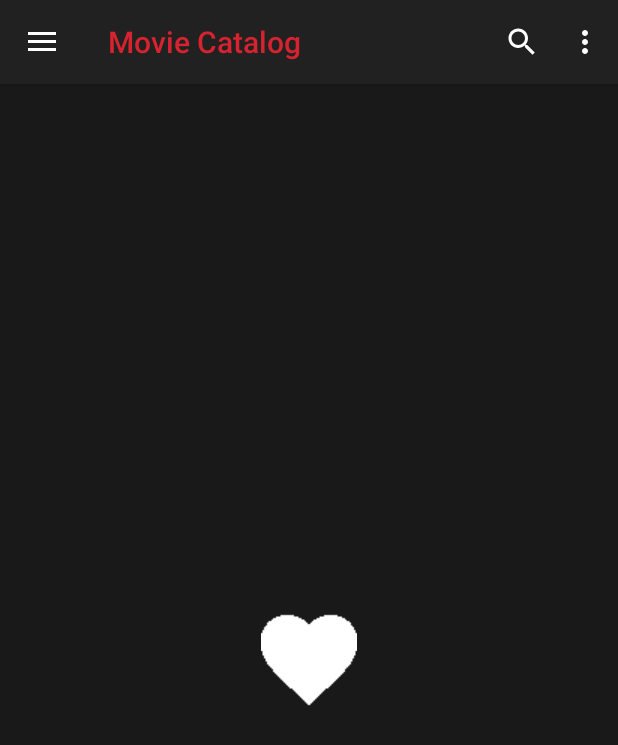
After one commit to rakapermanaptr/MovieCatalog, an Android app: the fragment FavoriteFragment placed in its activity, on a phone screen of 412 x 824 dp. The commit adds this screen. Shown: the top 745 px of the screen. Run offline under Robolectric (Android 15) with nearby library versions, the phone set to English and light mode, and no system bars; our stand-ins replace ButterKnife, CircleImageView; pictures from the network do not load.

Commit message:
added favorite icon

```diff
--- a/app/build.gradle
+++ b/app/build.gradle
@@ -37,5 +37,7 @@ dependencies {
     annotationProcessor 'com.jakewharton:butterknife-compiler:8.8.1'
     implementation 'com.github.bumptech.glide:glide:3.7.0'
     implementation 'de.hdodenhof:circleimageview:2.1.0'
+    implementation 'com.github.ivbaranov:materialfavoritebutton:0.1.4'
+
 
 }
--- a/app/src/main/java/com/example/rakapermanaputra/moviewcatalog/activity/MainActivity.java
+++ b/app/src/main/java/com/example/rakapermanaputra/moviewcatalog/activity/MainActivity.java
@@ -32,6 +32,7 @@ import com.example.rakapermanaputra.moviewcatalog.adapter.MoreNowPlayingAdapter;
 import com.example.rakapermanaputra.moviewcatalog.adapter.MorePopularAdapter;
 import com.example.rakapermanaputra.moviewcatalog.adapter.PopularAdapter;
 import com.example.rakapermanaputra.moviewcatalog.adapter.SearchAdapter;
+import com.example.rakapermanaputra.moviewcatalog.fragment.FavoriteFragment;
 import com.example.rakapermanaputra.moviewcatalog.fragment.HomeFragment;
 import com.example.rakapermanaputra.moviewcatalog.fragment.NowPlayingFragment;
 import com.example.rakapermanaputra.moviewcatalog.fragment.PopularFragment;
@@ -168,6 +169,9 @@ public class MainActivity extends AppCompatActivity
         } else if (id == R.id.nav_upcoming) {
             Toast.makeText(this, R.string.upcoming, Toast.LENGTH_SHORT).show();
             fragment = new UpcomingFragment();
+        } else if (id == R.id.nav_favorite) {
+            Toast.makeText(this, R.string.favorite, Toast.LENGTH_SHORT).show();
+            fragment = new FavoriteFragment();
         } else if (id == R.id.nav_search) {
             Toast.makeText(this, R.string.search, Toast.LENGTH_SHORT).show();
             fragment = new SearchFragment();
--- /dev/null
+++ b/app/src/main/java/com/example/rakapermanaputra/moviewcatalog/fragment/FavoriteFragment.java
@@ -0,0 +1,47 @@
+package com.example.rakapermanaputra.moviewcatalog.fragment;
+
+
+import android.media.Image;
+import android.os.Bundle;
+import android.support.v4.app.Fragment;
+import android.support.v7.widget.RecyclerView;
+import android.view.LayoutInflater;
+import android.view.View;
+import android.view.ViewGroup;
+import android.widget.ImageView;
+
+import com.example.rakapermanaputra.moviewcatalog.R;
+import com.example.rakapermanaputra.moviewcatalog.adapter.FavoriteAdapter;
+import com.example.rakapermanaputra.moviewcatalog.model.MovieItems;
+
+import java.util.ArrayList;
+
+import butterknife.BindView;
+
+/**
+ * A simple {@link Fragment} subclass.
+ */
+public class FavoriteFragment extends Fragment {
+
+    private ArrayList<MovieItems> movieItems;
+    private FavoriteAdapter adapter;
+    @BindView(R.id.recyclerViewFavorite)
+    RecyclerView recyclerViewFavorite;
+    @BindView(R.id.imgFav)
+    ImageView imgFav;
+
+    public FavoriteFragment() {
+        // Required empty public constructor
+    }
+
+
+    @Override
+    public View onCreateView(LayoutInflater inflater, ViewGroup container,
+                             Bundle savedInstanceState) {
+        // Inflate the layout for this fragment
+        View view = inflater.inflate(R.layout.fragment_favorite, container, false);
+
+        return view;
+    }
+
+}
--- /dev/null
+++ b/app/src/main/res/layout/fragment_favorite.xml
@@ -0,0 +1,26 @@
+<?xml version="1.0" encoding="utf-8"?>
+<FrameLayout xmlns:android="http://schemas.android.com/apk/res/android"
+    xmlns:tools="http://schemas.android.com/tools"
+    android:layout_width="match_parent"
+    android:layout_height="match_parent"
+    android:orientation="vertical"
+    android:background="@color/colorPrimaryDark"
+
+    tools:context=".fragment.FavoriteFragment">
+
+    <!-- TODO: Update blank fragment layout -->
+
+    <android.support.v7.widget.RecyclerView
+        android:id="@+id/recyclerViewFavorite"
+        android:layout_width="match_parent"
+        android:layout_height="match_parent"/>
+
+    <ImageView
+        android:id="@+id/imgFav"
+        android:layout_width="wrap_content"
+        android:layout_height="wrap_content"
+        android:layout_gravity="center"
+        android:src="@drawable/favorite_heart_button_white_64"/>
+
+
+</FrameLayout>
--- a/app/src/main/res/menu/activity_main_drawer.xml
+++ b/app/src/main/res/menu/activity_main_drawer.xml
@@ -20,7 +20,10 @@
             android:id="@+id/nav_upcoming"
             android:icon="@drawable/time_left"
             android:title="@string/upcoming" />
-
+        <item
+            android:id="@+id/nav_favorite"
+            android:icon="@drawable/favorite_heart_button"
+            android:title="@string/favorite"/>
         <item
             android:id="@+id/nav_search"
             android:icon="@drawable/ic_search_black_24dp"
--- a/app/src/main/res/values/strings.xml
+++ b/app/src/main/res/values/strings.xml
@@ -38,5 +38,6 @@
     <string name="more_popular">more popular</string>
     <string name="more_now_playing">more now playing</string>
     <string name="more_upcoming">more upcoming</string>
+    <string name="favorite">Favorite</string>
 
 </resources>
```
Also changed, not shown: app/src/main/java/com/example/rakapermanaputra/moviewcatalog/activity/DetailActivity.java (+16 -2 lines), app/src/main/java/com/example/rakapermanaputra/moviewcatalog/adapter/FavoriteAdapter.java (added, +101 -0 lines), app/src/main/res/layout/activity_detail.xml (+12 -0 lines), app/src/main/res/drawable/favorite_heart_button.png (added), app/src/main/res/drawable/favorite_heart_button_white_64.png (added).
